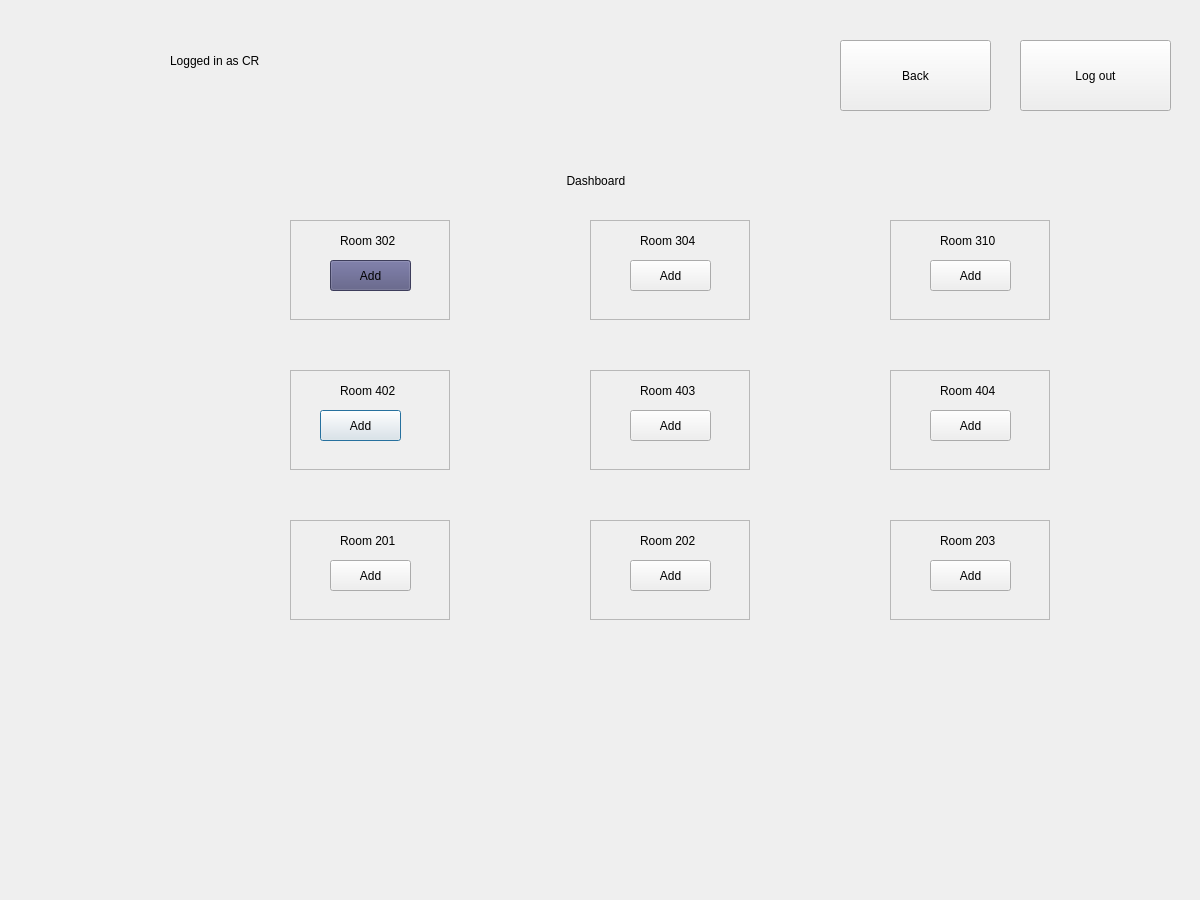
Old version of the form crsearchclass.ui in the repository prazzx/Kakshya.
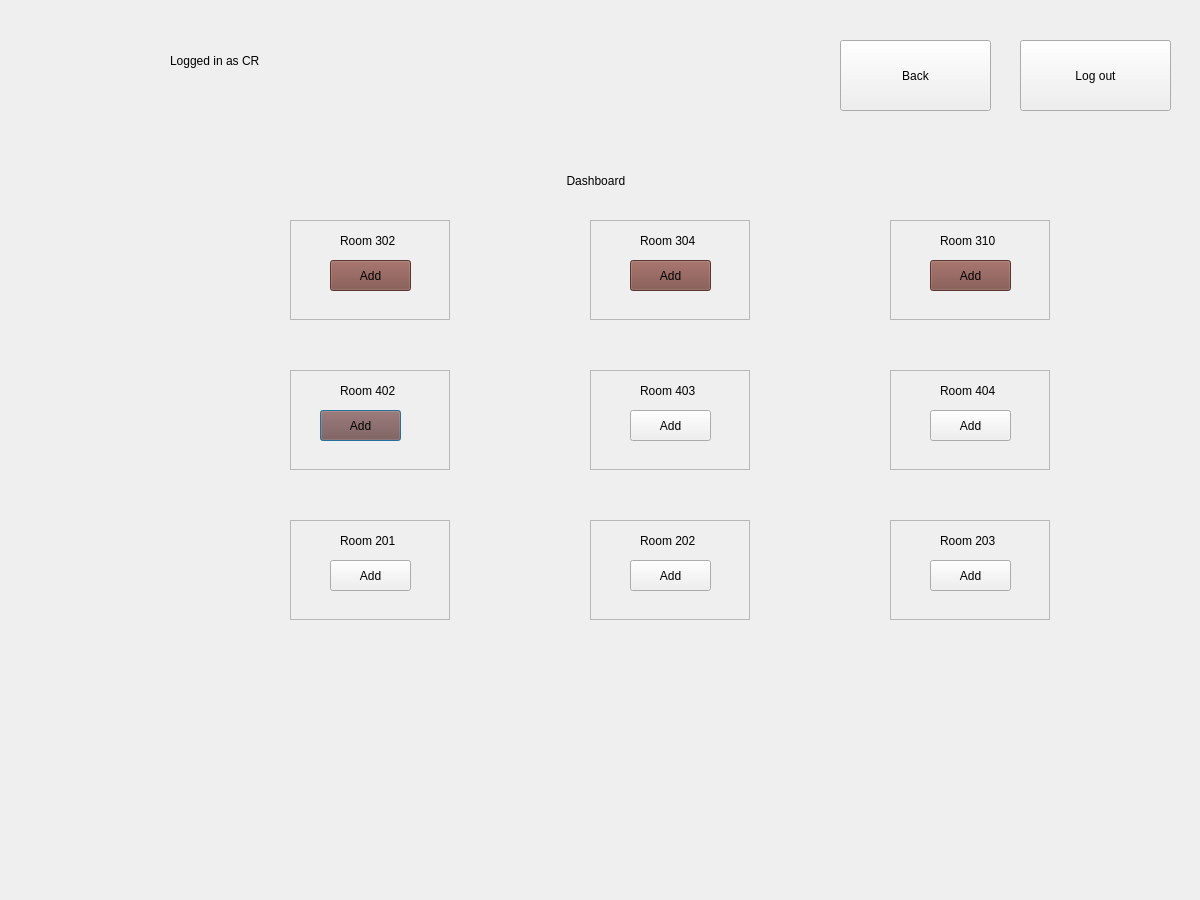
New version of the form.

Diff of the .ui file:
```diff
--- a/crsearchclass.ui
+++ b/crsearchclass.ui
@@ -50,6 +50,10 @@
       <height>31</height>
      </rect>
     </property>
+    <property name="styleSheet">
+     <string notr="true">background-color: rgb(125, 76, 68);
+</string>
+    </property>
     <property name="text">
      <string>Add</string>
     </property>
@@ -215,6 +219,10 @@
       <height>31</height>
      </rect>
     </property>
+    <property name="styleSheet">
+     <string notr="true">background-color: rgb(125, 76, 68);
+</string>
+    </property>
     <property name="text">
      <string>Add</string>
     </property>
@@ -258,8 +266,8 @@
      </rect>
     </property>
     <property name="styleSheet">
-     <string notr="true">background-color: rgb(255, 255, 255);
-background-color: rgb(85, 85, 127);</string>
+     <string notr="true">background-color: rgb(125, 76, 68);
+</string>
     </property>
     <property name="text">
      <string>Add</string>
@@ -358,6 +366,10 @@
       <height>31</height>
      </rect>
     </property>
+    <property name="styleSheet">
+     <string notr="true">background-color: rgb(125, 76, 68);
+</string>
+    </property>
     <property name="text">
      <string>Add</string>
     </property>
```
